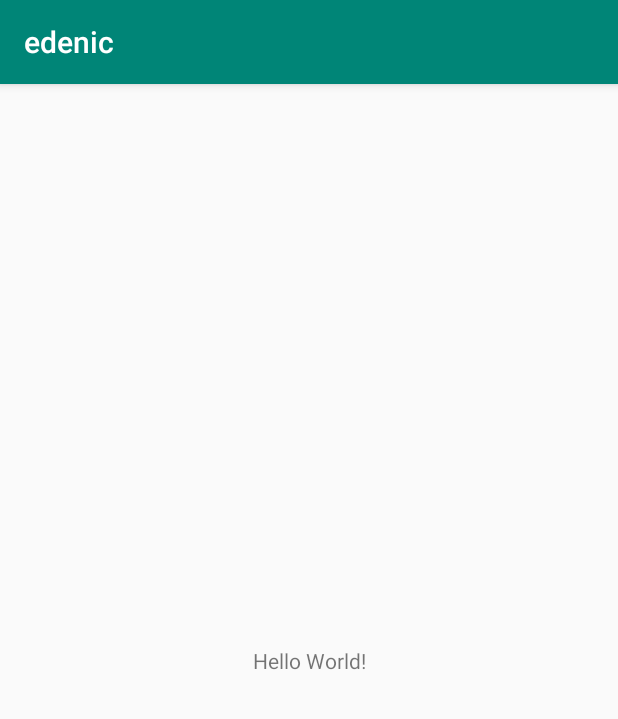
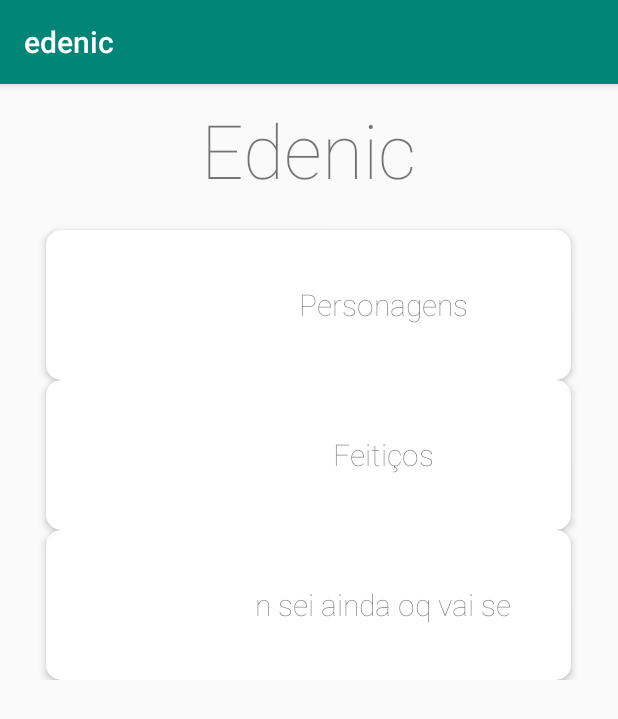
Before and after one commit to marcelovicarvalho/edenic, an Android app: the screen it shows after launch (MainActivity), on a phone screen of 412 x 824 dp. Shown: the top 719 px of the screen. Run offline under Robolectric (Android 15) with nearby library versions, the phone set to English and light mode, and no system bars.

Commit message:
Tela inicial ao entrar no app

```diff
--- a/app/build.gradle
+++ b/app/build.gradle
@@ -1,12 +1,12 @@
 apply plugin: 'com.android.application'
 
 android {
-    compileSdkVersion 29
-    buildToolsVersion "29.0.0"
+    compileSdkVersion 28
+    buildToolsVersion "28.0.3"
     defaultConfig {
         applicationId "com.example.edenic"
         minSdkVersion 21
-        targetSdkVersion 29
+        targetSdkVersion 28
         versionCode 1
         versionName "1.0"
         testInstrumentationRunner "androidx.test.runner.AndroidJUnitRunner"
@@ -22,6 +22,8 @@ android {
 dependencies {
     implementation fileTree(dir: 'libs', include: ['*.jar'])
     implementation 'androidx.appcompat:appcompat:1.0.2'
+    implementation 'com.android.support:appcompat-v7:28.0.0'
+    implementation 'com.android.support:design:28.0.0'
     implementation 'androidx.constraintlayout:constraintlayout:1.1.3'
     testImplementation 'junit:junit:4.12'
     androidTestImplementation 'androidx.test:runner:1.2.0'
--- a/app/src/main/res/layout/activity_main.xml
+++ b/app/src/main/res/layout/activity_main.xml
@@ -1,18 +1,84 @@
 <?xml version="1.0" encoding="utf-8"?>
-<androidx.constraintlayout.widget.ConstraintLayout xmlns:android="http://schemas.android.com/apk/res/android"
-    xmlns:app="http://schemas.android.com/apk/res-auto"
-    xmlns:tools="http://schemas.android.com/tools"
-    android:layout_width="match_parent"
+
+<LinearLayout android:layout_width="match_parent"
+    xmlns:android="http://schemas.android.com/apk/res/android"
     android:layout_height="match_parent"
-    tools:context=".MainActivity">
+    xmlns:app="http://schemas.android.com/apk/res-auto">
+    <LinearLayout
+        android:layout_width="match_parent"
+        android:layout_height="wrap_content"
+        android:gravity="center_horizontal"
+        android:orientation="vertical"
+        android:layout_gravity="center_horizontal">
+        <TextView
+            android:layout_width="wrap_content"
+            android:layout_height="wrap_content"
+            android:text="Edenic"
+            android:textSize="50dp"
+            android:fontFamily="sans-serif-thin"
+            android:layout_marginTop="10dp"
+            android:layout_marginBottom="20dp"/>
 
-    <TextView
-        android:layout_width="wrap_content"
-        android:layout_height="wrap_content"
-        android:text="Hello World!"
-        app:layout_constraintBottom_toBottomOf="parent"
-        app:layout_constraintLeft_toLeftOf="parent"
-        app:layout_constraintRight_toRightOf="parent"
-        app:layout_constraintTop_toTopOf="parent" />
+        <androidx.cardview.widget.CardView
+            android:layout_width="350dp"
+            android:layout_height="100dp"
+            app:cardCornerRadius="10dp"
+            app:cardElevation="3dp">
+            <LinearLayout
+                android:layout_width="wrap_content"
+                android:layout_height="wrap_content"
+                android:layout_margin="5dp"
+                android:layout_gravity="center">
+                <TextView
+                    android:layout_width="wrap_content"
+                    android:layout_height="wrap_content"
+                    android:text="Personagens"
+                    android:layout_marginLeft="100dp"
+                    android:fontFamily="sans-serif-thin"
+                    android:textSize="20dp"/>
+            </LinearLayout>
 
-</androidx.constraintlayout.widget.ConstraintLayout>
+        </androidx.cardview.widget.CardView>
+        <androidx.cardview.widget.CardView
+            android:layout_width="350dp"
+            android:layout_height="100dp"
+            app:cardCornerRadius="10dp"
+            app:cardElevation="3dp">
+            <LinearLayout
+                android:layout_width="wrap_content"
+                android:layout_height="wrap_content"
+                android:layout_margin="5dp"
+                android:layout_gravity="center">
+                <TextView
+                    android:layout_width="wrap_content"
+                    android:layout_height="wrap_content"
+                    android:text="Feitiços"
+                    android:layout_marginLeft="100dp"
+                    android:fontFamily="sans-serif-thin"
+                    android:textSize="20dp"/>
+            </LinearLayout>
+
+        </androidx.cardview.widget.CardView>
+        <androidx.cardview.widget.CardView
+            android:layout_width="350dp"
+            android:layout_height="100dp"
+            app:cardCornerRadius="10dp"
+            app:cardElevation="3dp">
+            <LinearLayout
+                android:layout_width="wrap_content"
+                android:layout_height="wrap_content"
+                android:layout_margin="5dp"
+                android:layout_gravity="center">
+                <TextView
+                    android:layout_width="wrap_content"
+                    android:layout_height="wrap_content"
+                    android:text="n sei ainda oq vai se"
+                    android:layout_marginLeft="100dp"
+                    android:fontFamily="sans-serif-thin"
+                    android:textSize="20dp"/>
+            </LinearLayout>
+
+        </androidx.cardview.widget.CardView>
+
+    </LinearLayout>
+    </LinearLayout>
--- a/build.gradle
+++ b/build.gradle
@@ -8,7 +8,6 @@ buildscript {
     }
     dependencies {
         classpath 'com.android.tools.build:gradle:3.4.2'
-
         // NOTE: Do not place your application dependencies here; they belong
         // in the individual module build.gradle files
     }
```
